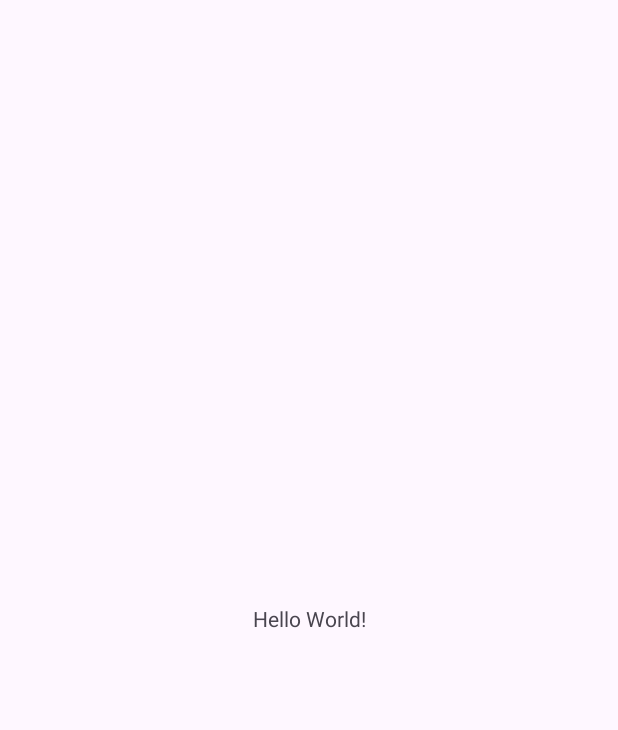
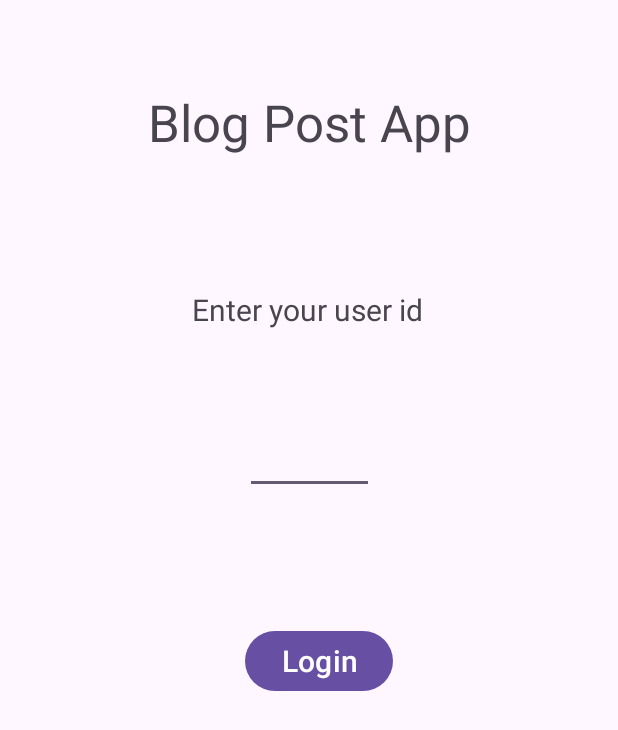
Before and after one commit to dgilliam2/CIS183_Database, an Android app: the screen it shows after launch (MainActivity), on a phone screen of 412 x 824 dp. Before the commit the part shown is almost empty. Shown: the top 730 px of the screen. Run offline under Robolectric (Android 15) with nearby library versions, the phone set to English and light mode, and no system bars.

Commit message:
Lecture 10-02-2024
-added dummy data to the database
-added the ability to count records from the table
-added functionality to the onupgrade function
-added the ability to login on the homepage with a userId and database will return the first name for the given userId

```diff
--- a/app/src/main/java/com/example/cis183_database/DatabaseHelper.java
+++ b/app/src/main/java/com/example/cis183_database/DatabaseHelper.java
@@ -1,8 +1,11 @@
 package com.example.cis183_database;
 
 import android.content.Context;
+import android.database.Cursor;
+import android.database.DatabaseUtils;
 import android.database.sqlite.SQLiteDatabase;
 import android.database.sqlite.SQLiteOpenHelper;
+import android.util.Log;
 
 public class DatabaseHelper extends SQLiteOpenHelper
 {
@@ -33,8 +36,175 @@ public class DatabaseHelper extends SQLiteOpenHelper
     }
 
     @Override
-    public void onUpgrade(SQLiteDatabase sqLiteDatabase, int i, int i1)
+    public void onUpgrade(SQLiteDatabase db, int i, int i1)
+    {
+        db.execSQL("DROP TABLE IF EXISTS " + users_table_name + ";");
+        db.execSQL("DROP TABLE IF EXISTS " + posts_table_name + ";");
+
+        onCreate(db);
+    }
+
+    public String getUserDbName()
+    {
+        return users_table_name;
+    }
+
+    public String getPostsDbName()
+    {
+        return posts_table_name;
+    }
+
+    public void initAllTables()
+    {
+        initUsers();
+        initPosts();
+    }
+    //This function will only be used once to add dummy data to my users table
+    private void initUsers()
+    {
+        //We only want to add the data if nothing is currently in the database
+        //this will ensure that we do not add the data more than once.
+        if(countRecordsFromTable(users_table_name) == 0)
+        {
+            //get a writeable version of the database
+            //we need a writeable version because we are going to write to the database
+            SQLiteDatabase db = this.getWritableDatabase();
+
+            //insert dummy data into the users table if there is nothing in the table
+            //we do not want to do this more than once so it needs to be surrounded with an if statement.
+            db.execSQL("INSERT INTO " + users_table_name + "(fname, lname, email) VALUES ('Zackary', 'Moore', 'zmoore@monroeccc.edu');");
+            db.execSQL("INSERT INTO " + users_table_name + "(fname, lname, email) VALUES ('Shannon', 'Thomas', 'sthomas@umich.edu');");
+            db.execSQL("INSERT INTO " + users_table_name + "(fname, lname, email) VALUES ('Gabriel', 'Smith', 'BigG@gmail.com');");
+            db.execSQL("INSERT INTO " + users_table_name + "(fname, lname, email) VALUES ('Harrison', 'Moore', 'hsm@yahoo.com');");
+            db.execSQL("INSERT INTO " + users_table_name + "(fname, lname, email) VALUES ('Tito', 'Williams', 'Tito_Boy@company.gov');");
+            db.execSQL("INSERT INTO " + users_table_name + "(fname, lname, email) VALUES ('Willow', 'Branch', 'Willow_Branc@hotmail.com');");
+
+            //close the database
+            db.close();
+        }
+    }
+    //This function will only be used once to add dummy data to my posts table.
+    private void initPosts()
+    {
+        //We only want to add the data if nothing is currently in the database
+        //this will ensure that we do not add the data more than once.
+        if(countRecordsFromTable(posts_table_name) == 0)
+        {
+            //get a writeable version of the database
+            //we need a writeable version because we are going to write to the database
+            SQLiteDatabase db = this.getWritableDatabase();
+
+            //insert dummy data into the users table if there is nothing in the table
+            //we do not want to do this more than once so it needs to be surrounded with an if statement.
+            //The user ids for the dummy data will be added manually using the following key based on the dummy data entered for users:
+            //|1 - Zackary|2 - Shannon|3 - Gabriel|4 - Harrison|5 - Tito|6 - Willow|
+            //When a user posts the userId will populate automatically based off who which user made the post
+
+            db.execSQL("INSERT INTO " + posts_table_name + "(userId, category, postData) VALUES (1, 'Technology', 'This is my first post about technology.  I am posting about my new computer.');");
+            db.execSQL("INSERT INTO " + posts_table_name + "(userId, category, postData) VALUES (2, 'Gardening', 'I love gardening.  This is my first post about gardening.');");
+            db.execSQL("INSERT INTO " + posts_table_name + "(userId, category, postData) VALUES (2, 'Gardening', 'Corn.  This year I got a bunch of differnet types of corn to grow in my garden.');");
+            db.execSQL("INSERT INTO " + posts_table_name + "(userId, category, postData) VALUES (3, 'Baeball', 'I love baseball.  I am playing cathcer, pitch, and outfield.  I got a few homeruns this year');");
+            db.execSQL("INSERT INTO " + posts_table_name + "(userId, category, postData) VALUES (3, 'Gaming', 'Videogames are so fun.  My favorite videogame right now is Good Job.');");
+            db.execSQL("INSERT INTO " + posts_table_name + "(userId, category, postData) VALUES (4, 'Cartoons', 'Bluey is the best cartoon in the World!  I could watch it all day if my parents let me.');");
+            db.execSQL("INSERT INTO " + posts_table_name + "(userId, category, postData) VALUES (5, 'Squirrels', 'I hate squirrels!');");
+            db.execSQL("INSERT INTO " + posts_table_name + "(userId, category, postData) VALUES (6, 'Squirrels', 'I love squirrels!');");
+            db.execSQL("INSERT INTO " + posts_table_name + "(userId, category, postData) VALUES (1, 'Teaching', 'I enjoy teaching my students about Software Engineering');");
+
+
+            db.close();
+        }
+    }
+    //I use this function to determine how many records are in a given table passed to the function
+    public int countRecordsFromTable(String tableName)
+    {
+        //get an instance of a readable database
+        //we only need readable because we are not adding anything to the database with this action
+        SQLiteDatabase db = this.getReadableDatabase();
+
+        //count the number of entries in the table that was passed to the function
+        //this is a built-in function1
+        int numRows = (int) DatabaseUtils.queryNumEntries(db, tableName);
+
+        //whenever we open the database we need to close it.
+        db.close();
+
+        return numRows;
+    }
+
+    public String getFNameForUser(int userId)
     {
 
+
+        String userFName = "";
+        //if the userId was found in the table then this userId has a name associated with it
+        //get the name
+        if(userIdExists(userId))
+        {
+            //Sql statement to get the fname from a given userId
+            String selectStatement = "SELECT fname FROM " + users_table_name + " WHERE userId = '" + userId + "';";
+
+            //get a readable database
+            SQLiteDatabase db = this.getReadableDatabase();
+            //run the query
+            Cursor cursor = db.rawQuery(selectStatement, null);
+
+            if(cursor != null)
+            {
+                //cursor could return more than one value depending on the query that we run
+                //in this case it should only return one value
+                //move the cursor to the first returned value
+                cursor.moveToFirst();
+                //the parameter passed to cursor will be the column where the data is located
+                //this query will only return one value so we set this to 0
+                userFName = cursor.getString(0).toString();
+            }
+
+            db.close();
+        }
+        //If the userId was not found in the table then there is no name associated with it
+        //return an error message.
+        else
+        {
+            userFName = "ERROR: user id not found";
+            Log.d("ERROR: " , "no first name found for user with id: " + userId);
+        }
+
+
+        return userFName;
+    }
+
+    public boolean userIdExists(int userId)
+    {
+        SQLiteDatabase db = this.getReadableDatabase();
+
+        //I want to count the number of records that contain the userId that was passed to us
+        //The only two viable values for the count query to return are
+        //1 - the userId was found
+        //0 - the userId was not found
+        //We cannot get anything else returned becuase the userId is the primary key
+        //This ensures that no two people can have the same userId
+        String checkUserId = "SELECT count(userId) FROM " + users_table_name + " WHERE userId = '" + userId + "';";
+
+        //run the query
+        Cursor cursor = db.rawQuery(checkUserId, null);
+
+        //cursor could return more than one value depending on the query that we run
+        //in this case it should only return one value
+        //move the cursor to the first returned value
+        cursor.moveToFirst();
+        //we are only returning one thing so the index will be 0
+        int count = cursor.getInt(0);
+
+        db.close();
+
+        //If the count is not zero the userId was found in the database.
+        if(count != 0)
+        {
+            return true;
+        }
+        else
+        {
+            return false;
+        }
     }
 }
--- a/app/src/main/java/com/example/cis183_database/MainActivity.java
+++ b/app/src/main/java/com/example/cis183_database/MainActivity.java
@@ -1,6 +1,11 @@
 package com.example.cis183_database;
 
 import android.os.Bundle;
+import android.util.Log;
+import android.view.View;
+import android.widget.Button;
+import android.widget.EditText;
+import android.widget.TextView;
 
 import androidx.activity.EdgeToEdge;
 import androidx.appcompat.app.AppCompatActivity;
@@ -11,6 +16,9 @@ import androidx.core.view.WindowInsetsCompat;
 public class MainActivity extends AppCompatActivity
 {
     DatabaseHelper dbHelper;
+    EditText et_j_main_userId;
+    Button btn_j_main_login;
+    TextView tv_j_userFname;
 
     @Override
     protected void onCreate(Bundle savedInstanceState) {
@@ -18,6 +26,46 @@ public class MainActivity extends AppCompatActivity
         EdgeToEdge.enable(this);
         setContentView(R.layout.activity_main);
 
+        //setup GUI connections
+        et_j_main_userId = findViewById(R.id.et_v_main_userId);
+        btn_j_main_login = findViewById(R.id.btn_v_main_login);
+        tv_j_userFname   = findViewById(R.id.tv_v_main_userFname);
+
+        //make a new instance of the dbHelper.
         dbHelper = new DatabaseHelper(this);
+
+        //initialize all of the tables with dummy data
+        //there is login in this function to ensure this is not done more than once.
+        dbHelper.initAllTables();
+
+        //Just used for testing
+        checkAllTableCounts();
+
+        loginButtonClickListener();
     }
+    //This is just used for testing.  I want to make sure that I can add data to my database.
+    private void checkAllTableCounts()
+    {
+        Log.d("USERS COUNT:  ", dbHelper.countRecordsFromTable(dbHelper.getUserDbName()) + "");
+        Log.d("POSTS COUNT:  ", dbHelper.countRecordsFromTable(dbHelper.getPostsDbName()) + "");
+    }
+
+    private void loginButtonClickListener()
+    {
+        btn_j_main_login.setOnClickListener(new View.OnClickListener() {
+            @Override
+            public void onClick(View view)
+            {
+                //get the id that was entered by the user
+                int enteredId = Integer.parseInt(et_j_main_userId.getText().toString());
+                //set the session data so we know who is logged int
+                //this is important so we only show posts written by a specific person
+                SessionData.setLoggedInUserId(enteredId);
+                //get the first name associated with this userid if it exists
+                String userFName = dbHelper.getFNameForUser(enteredId);
+                tv_j_userFname.setText(userFName);
+            }
+        });
+    }
+
 }
--- /dev/null
+++ b/app/src/main/java/com/example/cis183_database/SessionData.java
@@ -0,0 +1,21 @@
+package com.example.cis183_database;
+
+public class SessionData
+{
+    //These need to be static becuase I want to know who is logged in on all of the different
+    //intents that I have.  I do not want to worry about passing this information from intent to intent
+    //static ensures that once this is set once it will not be overwriten
+    //to access a static class function you use the following syntax:
+    //SessionData.getLoggedInUserId()
+    private static int loggedInUserId;
+
+    public static int getLoggedInUserId()
+    {
+        return getLoggedInUserId();
+    }
+
+    public static void setLoggedInUserId(int id)
+    {
+        loggedInUserId = id;
+    }
+}
--- a/app/src/main/res/layout/activity_main.xml
+++ b/app/src/main/res/layout/activity_main.xml
@@ -8,12 +8,63 @@
     tools:context=".MainActivity">
 
     <TextView
+        android:id="@+id/textView"
         android:layout_width="wrap_content"
         android:layout_height="wrap_content"
-        android:text="Hello World!"
-        app:layout_constraintBottom_toBottomOf="parent"
+        android:layout_marginTop="41dp"
+        android:layout_marginBottom="72dp"
+        android:text="Blog Post App"
+        android:textSize="34sp"
+        app:layout_constraintBottom_toTopOf="@+id/textView2"
         app:layout_constraintEnd_toEndOf="parent"
         app:layout_constraintStart_toStartOf="parent"
         app:layout_constraintTop_toTopOf="parent" />
 
+    <TextView
+        android:id="@+id/textView2"
+        android:layout_width="wrap_content"
+        android:layout_height="wrap_content"
+        android:layout_marginStart="29dp"
+        android:layout_marginBottom="42dp"
+        android:text="Enter your user id"
+        android:textSize="20sp"
+        app:layout_constraintBottom_toTopOf="@+id/et_v_main_userId"
+        app:layout_constraintStart_toStartOf="@+id/textView"
+        app:layout_constraintTop_toBottomOf="@+id/textView" />
+
+    <EditText
+        android:id="@+id/et_v_main_userId"
+        android:layout_width="86dp"
+        android:layout_height="50dp"
+        android:layout_marginBottom="20dp"
+        android:ems="10"
+        android:inputType="text"
+        android:textSize="20sp"
+        app:layout_constraintBottom_toTopOf="@+id/tv_v_main_userFname"
+        app:layout_constraintEnd_toEndOf="parent"
+        app:layout_constraintStart_toStartOf="parent"
+        app:layout_constraintTop_toBottomOf="@+id/textView2" />
+
+    <Button
+        android:id="@+id/btn_v_main_login"
+        android:layout_width="wrap_content"
+        android:layout_height="wrap_content"
+        android:layout_marginBottom="342dp"
+        android:text="Login"
+        android:textSize="20sp"
+        app:layout_constraintBottom_toBottomOf="parent"
+        app:layout_constraintStart_toStartOf="@+id/et_v_main_userId"
+        app:layout_constraintTop_toBottomOf="@+id/tv_v_main_userFname" />
+
+    <TextView
+        android:id="@+id/tv_v_main_userFname"
+        android:layout_width="wrap_content"
+        android:layout_height="wrap_content"
+        android:layout_marginStart="19dp"
+        android:layout_marginBottom="6dp"
+        android:textSize="20sp"
+        app:layout_constraintBottom_toTopOf="@+id/btn_v_main_login"
+        app:layout_constraintStart_toStartOf="@+id/btn_v_main_login"
+        app:layout_constraintTop_toBottomOf="@+id/et_v_main_userId" />
+
 </androidx.constraintlayout.widget.ConstraintLayout>
```
